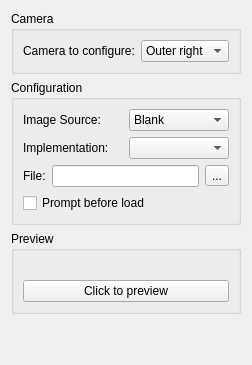
Above: src/citra_qt/configuration/configure_camera.ui from grimtnt/citra before the change. Below: the same form after it.
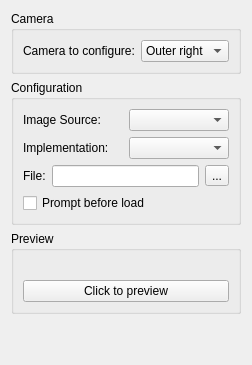
That is the form after the change.

Commit message: [skip ci]

Diff of the .ui file:
```diff
--- a/src/citra_qt/configuration/configure_camera.ui
+++ b/src/citra_qt/configuration/configure_camera.ui
@@ -68,16 +68,6 @@
               <property name="toolTip">
                <string>Select where the image of the emulated camera come from. It may be an image, a video or a real camera.</string>
               </property>
-              <item>
-               <property name="text">
-                <string>Blank</string>
-               </property>
-              </item>
-              <item>
-               <property name="text">
-                <string>Image file</string>
-               </property>
-              </item>
              </widget>
             </item>
            </layout>
```
